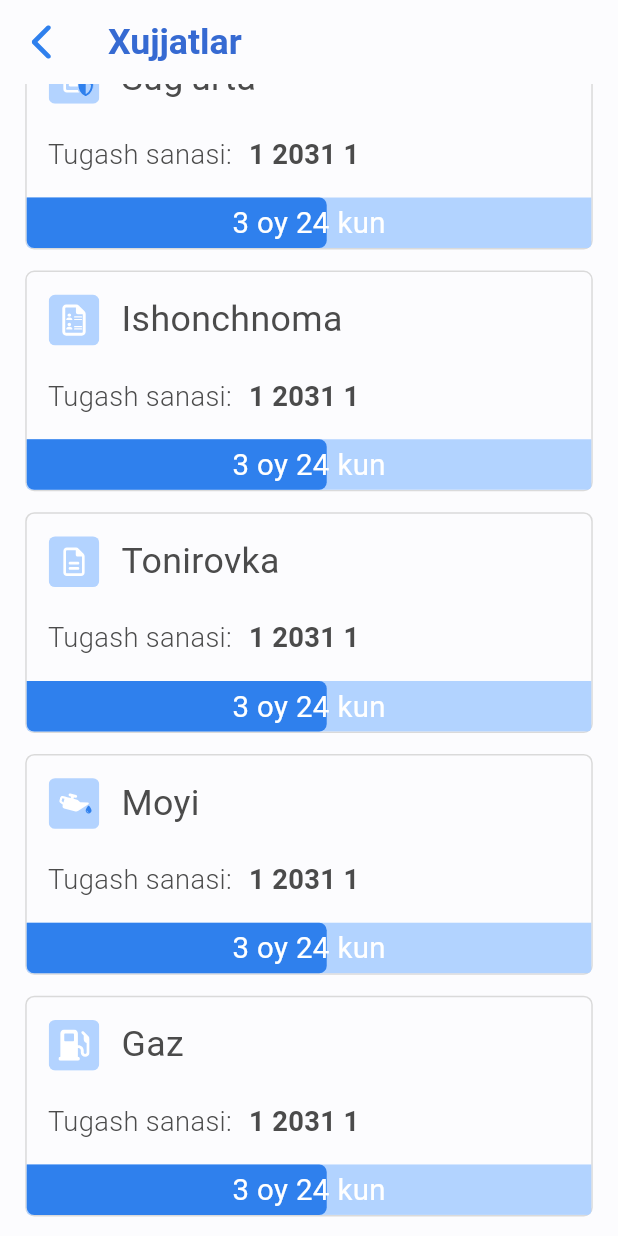
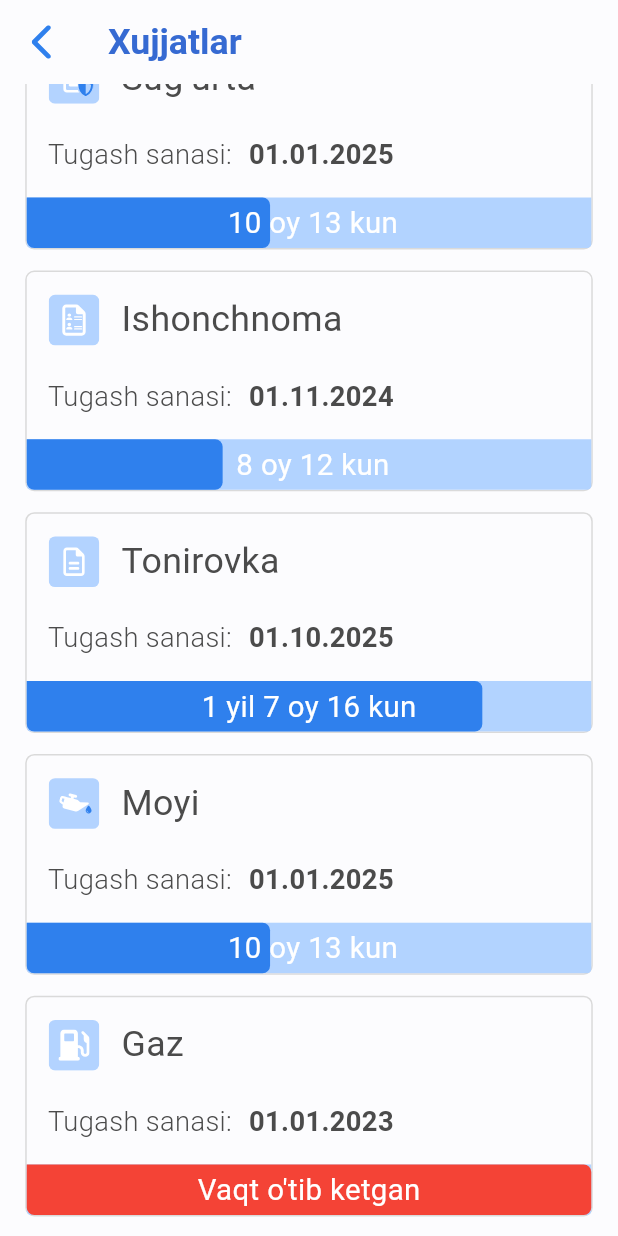
Before and after one commit to Abdurahim2704/markab, a Flutter app: the DocumentsPage screen opened directly, scrolled down 212 dp, on a phone screen of 412 x 824 dp. Run offline on Flutter 3.47's test engine with Material 3 defaults, Android fonts, the phone set to English and light mode, and no system bars; our stand-ins replace bloc, equatable, flutter_bloc, flutter_screenutil, flutter_svg, get_it and 4 more; accounts and stored records are empty; Roboto replaces fonts that are missing (Proxima Nova).

Commit message:
updated: documents_page.dart animation deadline

```diff
--- a/lib/features/auth/presentation/pages/documents_page.dart
+++ b/lib/features/auth/presentation/pages/documents_page.dart
@@ -3,6 +3,7 @@ import 'package:flutter_screenutil/flutter_screenutil.dart';
 import 'package:flutter_svg/svg.dart';
 import 'package:markab/config/core/constants/colors.dart';
 import 'package:markab/shared/widgets/appbar_title.dart';
+import 'dart:math';
 
 class Documents {
   final String iconPath;
@@ -19,11 +20,19 @@ class Documents {
   });
 }
 
+String durationToString(Duration duration) {
+  int year = duration.inDays ~/ 365;
+  int month = (duration.inDays % 365) ~/ 30;
+  int day = duration.inDays % 30;
+
+  return "${year > 0 ? "$year yil" : ""} ${month > 0 ? "$month oy" : ""} ${day > 0 ? "$day kun" : ""}";
+}
+
 Widget buildOption(
   Documents data,
   void Function() onTap,
 ) {
-  final overallTime = DateTime(2);
+  final isEarlier = data.deadline.isBefore(DateTime.now());
   return InkWell(
     borderRadius: const BorderRadius.all(
       Radius.circular(6),
@@ -85,7 +94,7 @@ Widget buildOption(
                     ),
                     SizedBox(width: 8.w),
                     Text(
-                      "${data.deadline.month} ${data.deadline.year} ${data.deadline.day}",
+                      "${data.deadline.day.toString().padLeft(2, "0")}.${data.deadline.month.toString().padLeft(2, "0")}.${data.deadline.year} ",
                       style: TextStyle(
                         fontSize: 13.sp,
                         fontFamily: "Proxima Nova",
@@ -102,20 +111,28 @@ Widget buildOption(
             alignment: Alignment.bottomCenter,
             child: Container(
               height: 24.sp,
-              width: double.infinity,
+              width: 270.sp,
               color: CustomColors.oxFFB2D3FF,
               child: Stack(
                 children: [
                   TweenAnimationBuilder<double>(
                     tween: Tween<double>(begin: 0.0, end: 1.0),
-                    duration: Duration(seconds: 1),
+                    duration: const Duration(seconds: 1),
                     builder:
                         (BuildContext context, double value, Widget? child) {
                       return Container(
-                        width: value * 200,
-                        decoration: const BoxDecoration(
-                          color: CustomColors.oxFF2F80ED,
-                          borderRadius: BorderRadius.only(
+                        width: isEarlier
+                            ? 270.sp
+                            : value *
+                                270.sp *
+                                data.deadline
+                                    .difference(DateTime.now())
+                                    .inDays /
+                                730,
+                        decoration: BoxDecoration(
+                          color:
+                              isEarlier ? Colors.red : CustomColors.oxFF2F80ED,
+                          borderRadius: const BorderRadius.only(
                             topRight: Radius.circular(5),
                             bottomRight: Radius.circular(5),
                             bottomLeft: Radius.circular(5),
@@ -126,7 +143,10 @@ Widget buildOption(
                   ),
                   Center(
                     child: Text(
-                      data.chartDays,
+                      isEarlier
+                          ? "Vaqt o'tib ketgan"
+                          : durationToString(
+                              data.deadline.difference(DateTime.now())),
                       style: TextStyle(
                         fontSize: 14.sp,
                         color: CustomColors.oxFFFFFFFF,
@@ -158,37 +178,37 @@ class _DocumentsPageState extends State<DocumentsPage> {
         Documents.arrow(
           iconPath: _leadingIcon("ic_technical_inspection.svg"),
           title: "Texnik ko’rik",
-          deadline: DateTime.utc(2031, 1,1),
+          deadline: DateTime.utc(2025, 1, 1),
           chartDays: "7 yil 28 kun",
         ),
         Documents.arrow(
           iconPath: _leadingIcon("ic_insurance.svg"),
           title: "Sug’urta",
-          deadline: DateTime.utc(2031, 1,1),
+          deadline: DateTime.utc(2025, 1, 1),
           chartDays: "3 oy 24 kun",
         ),
         Documents.arrow(
           iconPath: _leadingIcon("ic_assurance.svg"),
           title: "Ishonchnoma",
-          deadline: DateTime.utc(2031, 1,1),
+          deadline: DateTime.utc(2024, 11, 1),
           chartDays: "3 oy 24 kun",
         ),
         Documents.arrow(
           iconPath: _leadingIcon("ic_tonirovka.svg"),
           title: "Tonirovka",
-          deadline: DateTime.utc(2031, 1,1),
+          deadline: DateTime.utc(2025, 10, 1),
           chartDays: "3 oy 24 kun",
         ),
         Documents.arrow(
           iconPath: _leadingIcon("ic_oil.svg"),
           title: "Moyi",
-          deadline: DateTime.utc(2031, 1,1),
+          deadline: DateTime.utc(2025, 1, 1),
           chartDays: "3 oy 24 kun",
         ),
         Documents.arrow(
           iconPath: _leadingIcon("ic_gas.svg"),
           title: "Gaz",
-          deadline: DateTime.utc(2031, 1,1),
+          deadline: DateTime.utc(2023, 1, 1),
           chartDays: "3 oy 24 kun",
         ),
       ];
```
